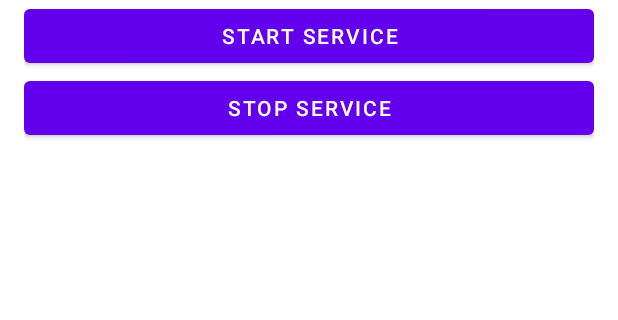
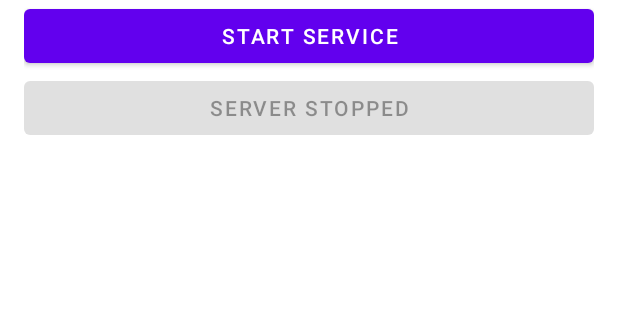
Before and after one commit to KamWithK/AnkiconnectAndroid, an Android app: the screen it shows after launch (MainActivity), on a phone screen of 412 x 824 dp, the part 603-923 px from its top. Run offline under Robolectric (Android 15) with nearby library versions, the phone set to English and light mode, and no system bars; libraries missing offline, so code that uses them is left out: com.ichi2.anki; 1 statement that could not run was skipped.

Commit message:
feat:add state to buttons

```diff
--- a/app/build.gradle
+++ b/app/build.gradle
@@ -37,8 +37,9 @@ android {
     }
 
     compileOptions {
-        sourceCompatibility JavaVersion.VERSION_1_9
-        targetCompatibility JavaVersion.VERSION_1_9
+        // Required JDK version: JDK 11 (or newer, but JDK 11 is the baseline for AGP 7.4).
+        sourceCompatibility JavaVersion.VERSION_17
+        targetCompatibility JavaVersion.VERSION_17
     }
 }
 
--- a/app/src/main/java/com/kamwithk/ankiconnectandroid/MainActivity.java
+++ b/app/src/main/java/com/kamwithk/ankiconnectandroid/MainActivity.java
@@ -13,6 +13,7 @@ import android.view.Menu;
 import android.view.MenuItem;
 import android.view.View;
 import android.widget.Toast;
+import android.widget.Button;
 import androidx.appcompat.app.AppCompatActivity;
 
 import androidx.activity.result.ActivityResultLauncher;
@@ -22,9 +23,10 @@ import androidx.appcompat.app.AlertDialog;
 import androidx.appcompat.widget.Toolbar;
 import androidx.core.content.ContextCompat;
 import androidx.fragment.app.DialogFragment;
+import androidx.lifecycle.Observer;
+
 
 import com.kamwithk.ankiconnectandroid.ankidroid_api.IntegratedAPI;
-
 
 public class MainActivity extends AppCompatActivity {
 
@@ -56,6 +58,8 @@ public class MainActivity extends AppCompatActivity {
     public static final String CHANNEL_ID = "ankiConnectAndroid";
     private NotificationManager notificationManager;
     private ActivityResultLauncher<String> requestPermissionLauncher;
+    private Button startServiceButton;
+    private Button stopServiceButton;
 
     @Override
     protected void onCreate(Bundle savedInstanceState) {
@@ -64,26 +68,45 @@ public class MainActivity extends AppCompatActivity {
 
         // toolbar support
         Toolbar toolbar = findViewById(R.id.materialToolbar);
+
+        try {
+            startServiceButton = findViewById(R.id.start_service_btn);
+            stopServiceButton = findViewById(R.id.stop_service_btn);
+        } catch (Exception e) {
+            android.util.Log.e("MainActivity", "Could not find start/stop buttons. Check IDs in XML.", e);
+        }
+
         setSupportActionBar(toolbar);
 
         IntegratedAPI.authenticate(this);
 
-        NotificationChannel notificationChannel = new NotificationChannel(CHANNEL_ID, "Ankiconnect Android", NotificationManager.IMPORTANCE_DEFAULT);
+        NotificationChannel notificationChannel = new NotificationChannel(CHANNEL_ID, "Ankiconnect Android",
+                NotificationManager.IMPORTANCE_DEFAULT);
         notificationManager = getSystemService(NotificationManager.class);
         notificationManager.createNotificationChannel(notificationChannel);
 
-        // this cannot be put inside attemptGrantNotifyPermissions, because it is called by
+        // this cannot be put inside attemptGrantNotifyPermissions, because it is called
+        // by
         // a onClickListener and crashes the app: https://stackoverflow.com/a/67582633
-        requestPermissionLauncher =
-                registerForActivityResult(new ActivityResultContracts.RequestPermission(), isGranted -> {
+        requestPermissionLauncher = registerForActivityResult(new ActivityResultContracts.RequestPermission(),
+                isGranted -> {
                     if (!isGranted) {
-                        Toast.makeText(this, "Attempting to start server without notification...", Toast.LENGTH_LONG).show();
+                        Toast.makeText(this, "Attempting to start server without notification...", Toast.LENGTH_LONG)
+                                .show();
                     }
                     startService();
                 });
+
+        // Observe the service running state
+        Service.serviceRunningState.observe(this, new Observer<Boolean>() {
+            @Override
+            public void onChanged(Boolean isRunning) {
+                updateButtonStates(isRunning);
+            }
+        });
     }
 
-    protected  void onStart() {
+    protected void onStart() {
         super.onStart();
         startServiceWrap();
     }
@@ -122,13 +145,17 @@ public class MainActivity extends AppCompatActivity {
         // explanation for shouldShowRequestPermissionRationale is shown below
         // (taken from: https://stackoverflow.com/a/39739972):
         //
-        // This method returns true if the app has requested this permission previously and the
-        // user denied the request. Note: If the user turned down the permission request in the
-        // past and chose the Don't ask again option in the permission request system dialog,
+        // This method returns true if the app has requested this permission previously
+        // and the
+        // user denied the request. Note: If the user turned down the permission request
+        // in the
+        // past and chose the Don't ask again option in the permission request system
+        // dialog,
         // this method returns false.
         if (shouldShowRequestPermissionRationale(POST_NOTIFICATIONS)) {
             // Explain that notifications are "needed" to display the server
-            new NotificationsPermissionDialogFragment().show(this.getSupportFragmentManager(), "post_notifications_dialog");
+            new NotificationsPermissionDialogFragment().show(this.getSupportFragmentManager(),
+                    "post_notifications_dialog");
         } else {
             // Directly ask for the permission.
             requestPermissionLauncher.launch(POST_NOTIFICATIONS);
@@ -146,12 +173,11 @@ public class MainActivity extends AppCompatActivity {
         ContextCompat.startForegroundService(this, serviceIntent);
     }
 
-
     public void startServiceBtn(View view) {
         startServiceWrap();
     }
 
-    public void startServiceWrap(){
+    public void startServiceWrap() {
         boolean notificationsEnabled = notificationManager.areNotificationsEnabled();
         if (notificationsEnabled) {
             startService();
@@ -164,4 +190,23 @@ public class MainActivity extends AppCompatActivity {
         Intent serviceIntent = new Intent(this, Service.class);
         stopService(serviceIntent);
     }
+
+    private void updateButtonStates(boolean isRunning) {
+        if (startServiceButton == null || stopServiceButton == null) {
+            return;
+        }
+
+        if (isRunning) {
+            startServiceButton.setEnabled(false);
+            stopServiceButton.setEnabled(true);
+            startServiceButton.setText("Server is running at port " + Service.PORT);
+            stopServiceButton.setText("Stop Service");
+            return;
+        }
+
+        startServiceButton.setEnabled(true);
+        stopServiceButton.setEnabled(false);
+        startServiceButton.setText("Start Service");
+        stopServiceButton.setText("Server stopped");
+    }
 }
--- a/app/src/main/res/layout/activity_main.xml
+++ b/app/src/main/res/layout/activity_main.xml
@@ -47,12 +47,14 @@
                 app:layout_constraintTop_toTopOf="parent" />
 
             <Button
+                android:id="@+id/start_service_btn"
                 android:layout_width="match_parent"
                 android:layout_height="wrap_content"
                 android:onClick="startServiceBtn"
                 android:text="Start Service" />
 
             <Button
+                android:id="@+id/stop_service_btn"
                 android:layout_width="match_parent"
                 android:layout_height="wrap_content"
                 android:onClick="stopServiceBtn"
```
Also changed, not shown: app/src/main/java/com/kamwithk/ankiconnectandroid/Service.java (+12 -2 lines).
